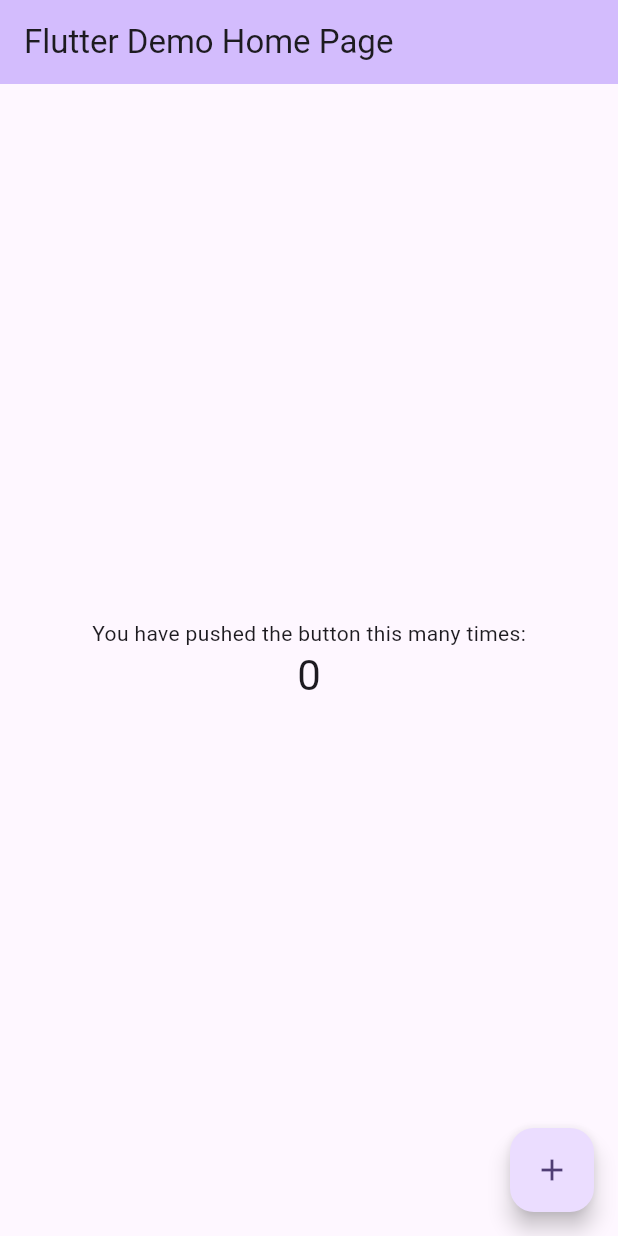
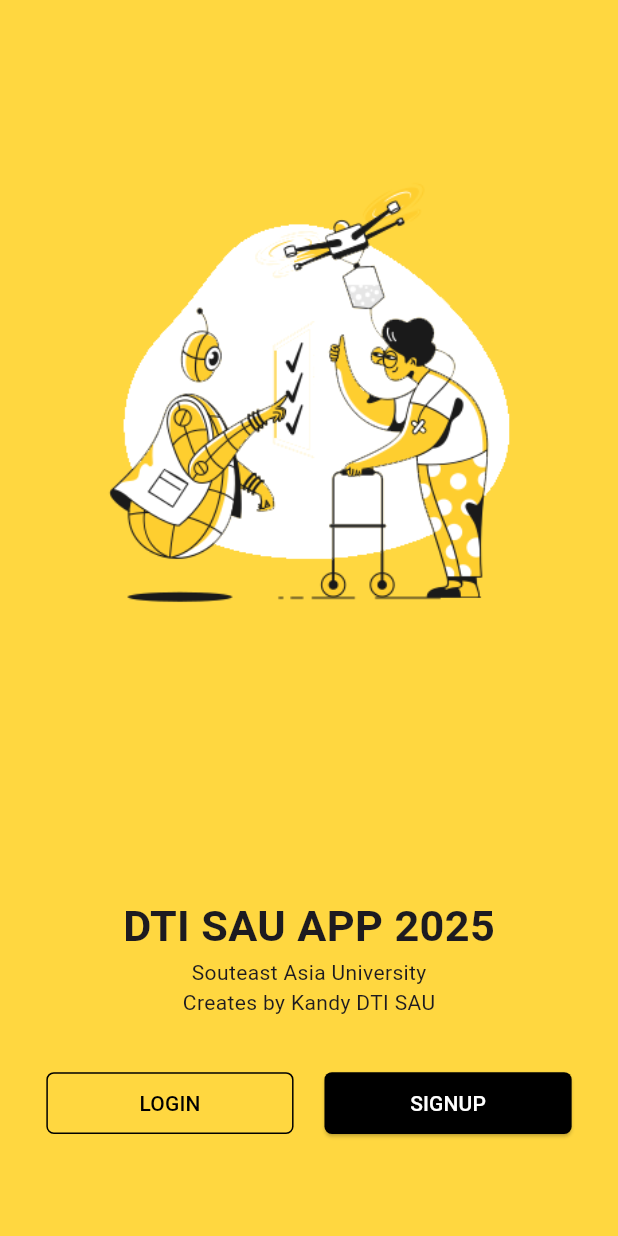
Before and after one commit to Kanyadasupan/dti_sau_project, a Flutter app: the screen it shows after launch, on a phone screen of 412 x 824 dp. Run offline on Flutter 3.47's test engine with Material 3 defaults, Android fonts, the phone set to English and light mode, and no system bars.

Commit message:
v.2 ทำหน้า welcome เสร็จสิ้น

```diff
--- a/lib/main.dart
+++ b/lib/main.dart
@@ -1,125 +1,27 @@
+import 'package:dti_sau_project/views/welcome_ui.dart';
 import 'package:flutter/material.dart';
 
-void main() {
-  runApp(const MyApp());
+void main(){
+  runApp(
+    //เรียกใช้งานคลาสที่ใช้วิตเจ็ตหลักของแอป MaterialApp()
+    DtiSau(),
+  );
 }
 
-class MyApp extends StatelessWidget {
-  const MyApp({super.key});
+//---------------------------------------------------------
+class DtiSau extends StatefulWidget {
+  const DtiSau({super.key});
 
-  // This widget is the root of your application.
+  @override
+  State<DtiSau> createState() => _DtiSauState();
+}
+
+class _DtiSauState extends State<DtiSau> {
   @override
   Widget build(BuildContext context) {
-    return MaterialApp(
-      title: 'Flutter Demo',
-      theme: ThemeData(
-        // This is the theme of your application.
-        //
-        // TRY THIS: Try running your application with "flutter run". You'll see
-        // the application has a purple toolbar. Then, without quitting the app,
-        // try changing the seedColor in the colorScheme below to Colors.green
-        // and then invoke "hot reload" (save your changes or press the "hot
-        // reload" button in a Flutter-supported IDE, or press "r" if you used
-        // the command line to start the app).
-        //
-        // Notice that the counter didn't reset back to zero; the application
-        // state is not lost during the reload. To reset the state, use hot
-        // restart instead.
-        //
-        // This works for code too, not just values: Most code changes can be
-        // tested with just a hot reload.
-        colorScheme: ColorScheme.fromSeed(seedColor: Colors.deepPurple),
-        useMaterial3: true,
-      ),
-      home: const MyHomePage(title: 'Flutter Demo Home Page'),
+    return const MaterialApp(
+      debugShowCheckedModeBanner: false,
+      home: WelcomeUI(), //เรียกหน้าจอแรก
     );
   }
 }
-
-class MyHomePage extends StatefulWidget {
-  const MyHomePage({super.key, required this.title});
-
-  // This widget is the home page of your application. It is stateful, meaning
-  // that it has a State object (defined below) that contains fields that affect
-  // how it looks.
-
-  // This class is the configuration for the state. It holds the values (in this
-  // case the title) provided by the parent (in this case the App widget) and
-  // used by the build method of the State. Fields in a Widget subclass are
-  // always marked "final".
-
-  final String title;
-
-  @override
-  State<MyHomePage> createState() => _MyHomePageState();
-}
-
-class _MyHomePageState extends State<MyHomePage> {
-  int _counter = 0;
-
-  void _incrementCounter() {
-    setState(() {
-      // This call to setState tells the Flutter framework that something has
-      // changed in this State, which causes it to rerun the build method below
-      // so that the display can reflect the updated values. If we changed
-      // _counter without calling setState(), then the build method would not be
-      // called again, and so nothing would appear to happen.
-      _counter++;
-    });
-  }
-
-  @override
-  Widget build(BuildContext context) {
-    // This method is rerun every time setState is called, for instance as done
-    // by the _incrementCounter method above.
-    //
-    // The Flutter framework has been optimized to make rerunning build methods
-    // fast, so that you can just rebuild anything that needs updating rather
-    // than having to individually change instances of widgets.
-    return Scaffold(
-      appBar: AppBar(
-        // TRY THIS: Try changing the color here to a specific color (to
-        // Colors.amber, perhaps?) and trigger a hot reload to see the AppBar
-        // change color while the other colors stay the same.
-        backgroundColor: Theme.of(context).colorScheme.inversePrimary,
-        // Here we take the value from the MyHomePage object that was created by
-        // the App.build method, and use it to set our appbar title.
-        title: Text(widget.title),
-      ),
-      body: Center(
-        // Center is a layout widget. It takes a single child and positions it
-        // in the middle of the parent.
-        child: Column(
-          // Column is also a layout widget. It takes a list of children and
-          // arranges them vertically. By default, it sizes itself to fit its
-          // children horizontally, and tries to be as tall as its parent.
-          //
-          // Column has various properties to control how it sizes itself and
-          // how it positions its children. Here we use mainAxisAlignment to
-          // center the children vertically; the main axis here is the vertical
-          // axis because Columns are vertical (the cross axis would be
-          // horizontal).
-          //
-          // TRY THIS: Invoke "debug painting" (choose the "Toggle Debug Paint"
-          // action in the IDE, or press "p" in the console), to see the
-          // wireframe for each widget.
-          mainAxisAlignment: MainAxisAlignment.center,
-          children: <Widget>[
-            const Text(
-              'You have pushed the button this many times:',
-            ),
-            Text(
-              '$_counter',
-              style: Theme.of(context).textTheme.headlineMedium,
-            ),
-          ],
-        ),
-      ),
-      floatingActionButton: FloatingActionButton(
-        onPressed: _incrementCounter,
-        tooltip: 'Increment',
-        child: const Icon(Icons.add),
-      ), // This trailing comma makes auto-formatting nicer for build methods.
-    );
-  }
-}
--- /dev/null
+++ b/lib/views/login_ui.dart
@@ -0,0 +1,15 @@
+import 'package:flutter/material.dart';
+
+class LoginUI extends StatefulWidget {
+  const LoginUI({super.key});
+
+  @override
+  State<LoginUI> createState() => _LoginUIState();
+}
+
+class _LoginUIState extends State<LoginUI> {
+  @override
+  Widget build(BuildContext context) {
+    return const Scaffold();
+  }
+}
--- /dev/null
+++ b/lib/views/signup_ui.dart
@@ -0,0 +1,15 @@
+import 'package:flutter/material.dart';
+
+class SignupUI extends StatefulWidget {
+  const SignupUI({super.key});
+
+  @override
+  State<SignupUI> createState() => _SignupUIState();
+}
+
+class _SignupUIState extends State<SignupUI> {
+  @override
+  Widget build(BuildContext context) {
+    return const Scaffold();
+  }
+}
--- /dev/null
+++ b/lib/views/welcome_ui.dart
@@ -0,0 +1,87 @@
+import 'package:flutter/material.dart';
+
+class WelcomeUI extends StatefulWidget {
+  const WelcomeUI({super.key});
+
+  @override
+  State<WelcomeUI> createState() => _WelcomeUIState();
+}
+
+class _WelcomeUIState extends State<WelcomeUI> {
+  @override
+  Widget build(BuildContext context) {
+    return Scaffold(
+      backgroundColor: Colors.amberAccent,
+      body: Center(
+        child: Column(
+          children: [
+            SizedBox(
+              height: MediaQuery.of(context).size.width * 0.25,
+            ),
+            Image.asset(
+              'assets/images/logo.png',
+              width: MediaQuery.of(context).size.width * 0.8,
+            ),
+            SizedBox(
+              height: MediaQuery.of(context).size.width * 0.4,
+            ),
+            Text(
+              "DTI SAU APP 2025",
+              style: TextStyle(
+                fontSize: MediaQuery.of(context).size.width * 0.07,
+                fontWeight: FontWeight.bold,
+              ),
+            ),
+            Text(
+              "Souteast Asia University",
+            ),
+            Text(
+              "Creates by Kandy DTI SAU",
+            ),
+            SizedBox(
+              height: MediaQuery.of(context).size.height * 0.04,
+            ),
+            Row(
+              mainAxisAlignment: MainAxisAlignment.center,
+              children: [
+                OutlinedButton(
+                  onPressed: () {},
+                  // ignore: sort_child_properties_last
+                  child: Text(
+                    'LOGIN',
+                    style: TextStyle(color: Colors.black),
+                  ),
+                  style: OutlinedButton.styleFrom(
+                    side: BorderSide(color: Colors.black),
+                    fixedSize: Size(MediaQuery.of(context).size.width * 0.4,
+                        MediaQuery.of(context).size.height * 0.05),
+                    shape: RoundedRectangleBorder(
+                        borderRadius: BorderRadius.circular(5.0)),
+                  ),
+                ),
+                SizedBox(
+                  width: MediaQuery.of(context).size.width * 0.05,
+                ),
+                ElevatedButton(
+                  onPressed: () {},
+                  // ignore: sort_child_properties_last
+                  child: Text(
+                    'SIGNUP',
+                    style: TextStyle(color: Colors.white),
+                  ),
+                  style: OutlinedButton.styleFrom(
+                    backgroundColor: Colors.black,
+                    fixedSize: Size(MediaQuery.of(context).size.width * 0.4,
+                        MediaQuery.of(context).size.height * 0.05),
+                    shape: RoundedRectangleBorder(
+                        borderRadius: BorderRadius.circular(5.0)),
+                  ),
+                ),
+              ],
+            ),
+          ],
+        ),
+      ),
+    );
+  }
+}
```
